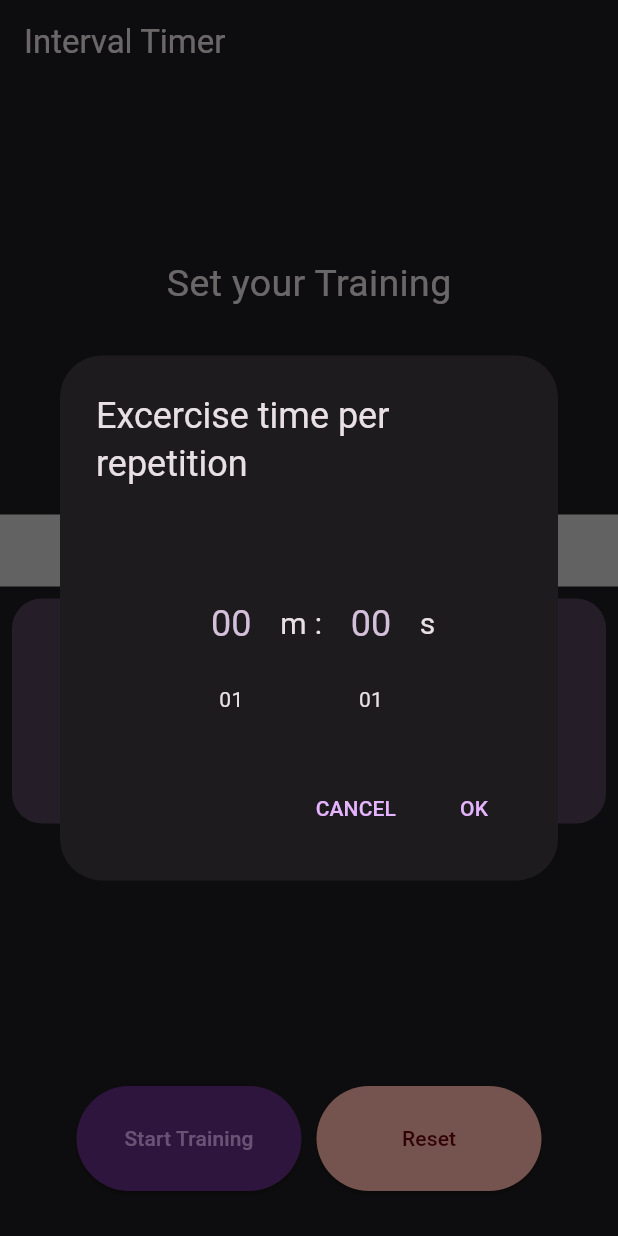
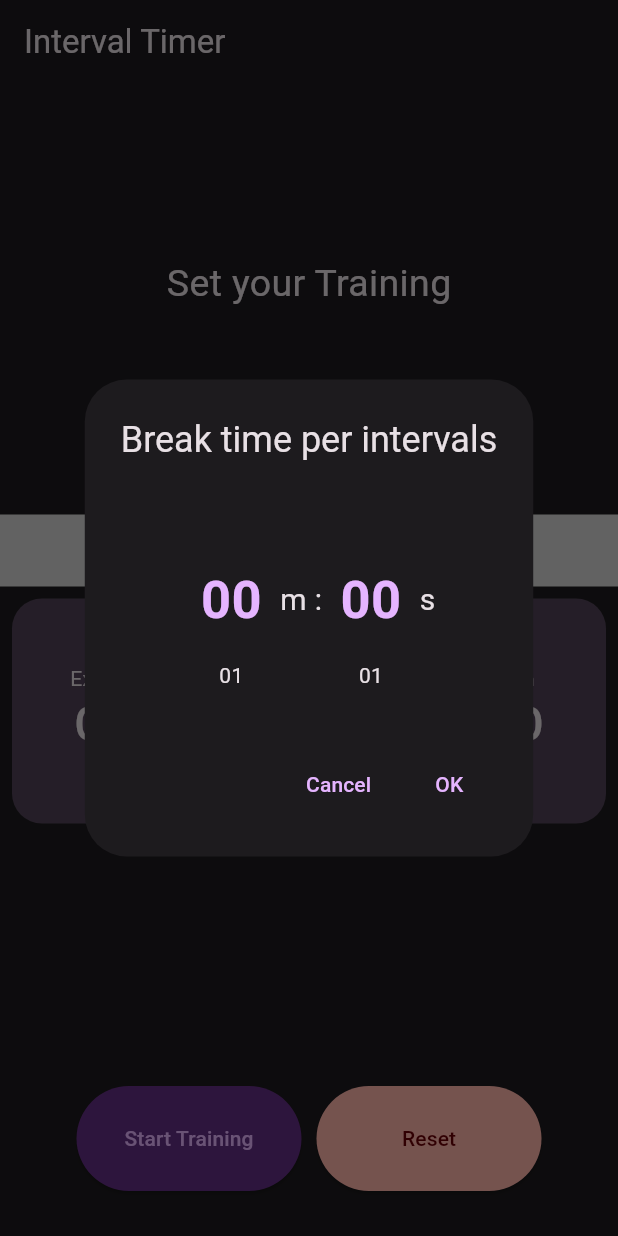
Before and after one commit to syafiqadibafham/interval_timer, a Flutter app: the screen it shows after launch, after a tap on "Break Duration", on a phone screen of 412 x 824 dp. Run offline on Flutter 3.47's test engine with Material 2 defaults, Android fonts, the light colour scheme and no system bars; drawn by our look-alikes of numberpicker; our stand-ins replace bloc, equatable, flutter_bloc, google_fonts, slide_countdown, wakelock; missing offline and left inert: flutter_touch_spin.

Commit message:
fix duration picker widget

```diff
--- a/lib/screens/home_page.dart
+++ b/lib/screens/home_page.dart
@@ -85,8 +85,9 @@ class _MyHomePageState extends State<MyHomePage> {
                         context: context,
                         builder: (BuildContext context) {
                           return DurationPickerDialog(
-                            initialDuration: Duration(seconds: 0),
-                            title: Text('Excercise time per repetition'),
+                            initialDuration: Duration(
+                                seconds: training.trainingDuration.inSeconds),
+                            title: const Text('Excercise time per intervals'),
                           );
                         },
                       ).then((exerciseTime) {
@@ -102,11 +103,12 @@ class _MyHomePageState extends State<MyHomePage> {
                       decoration: BoxDecoration(
                           color:
                               Theme.of(context).colorScheme.secondaryContainer,
-                          borderRadius: BorderRadius.all(Radius.circular(20))),
+                          borderRadius:
+                              const BorderRadius.all(Radius.circular(20))),
                       child: Column(
                         mainAxisAlignment: MainAxisAlignment.center,
                         children: [
-                          Text("Exercise Duration"),
+                          const Text("Exercise Duration"),
                           Text(
                             training.trainingDuration
                                 .toString()
@@ -128,8 +130,9 @@ class _MyHomePageState extends State<MyHomePage> {
                         context: context,
                         builder: (BuildContext context) {
                           return DurationPickerDialog(
-                            initialDuration: Duration(seconds: 0),
-                            title: Text('Excercise time per repetition'),
+                            initialDuration: Duration(
+                                seconds: training.breakDuration.inSeconds),
+                            title: const Text('Break time per intervals'),
                           );
                         },
                       ).then((breakTime) {
--- a/lib/screens/timer_page.dart
+++ b/lib/screens/timer_page.dart
@@ -173,6 +173,7 @@ class _TimerPageState extends State<TimerPage> {
     );
   }
 
+  //Timer Clock
   Widget TimerText() {
     var theme = Theme.of(context);
     final duration = _workout.timeLeft;
@@ -192,6 +193,7 @@ class _TimerPageState extends State<TimerPage> {
     );
   }
 
+  //Button for Pause,Resume,Stop and restart training
   Widget _buildButtonBar() {
     if (_workout.step == WorkoutState.finished) {
       return Row(
--- a/lib/widgets/durationPicker.dart
+++ b/lib/widgets/durationPicker.dart
@@ -14,8 +14,8 @@ class DurationPickerDialog extends StatefulWidget {
     this.titlePadding,
     Widget? confirmWidget,
     Widget? cancelWidget,
-  })  : confirmWidget = confirmWidget ?? Text('OK'),
-        cancelWidget = cancelWidget ?? Text('CANCEL');
+  })  : confirmWidget = confirmWidget ?? const Text('OK'),
+        cancelWidget = cancelWidget ?? const Text('Cancel');
 
   @override
   State<StatefulWidget> createState() =>
@@ -48,8 +48,12 @@ class _DurationPickerDialogState extends State<DurationPickerDialog> {
               minutes = value;
             });
           },
+          selectedTextStyle: TextStyle(
+              color: Theme.of(context).colorScheme.primary,
+              fontSize: 35,
+              fontWeight: FontWeight.bold),
         ),
-        Text(
+        const Text(
           'm :',
           style: TextStyle(fontSize: 20),
         ),
@@ -64,8 +68,12 @@ class _DurationPickerDialogState extends State<DurationPickerDialog> {
               seconds = value;
             });
           },
+          selectedTextStyle: TextStyle(
+              color: Theme.of(context).colorScheme.primary,
+              fontSize: 35,
+              fontWeight: FontWeight.bold),
         ),
-        Text(
+        const Text(
           's',
           style: TextStyle(fontSize: 20),
         ),
```
